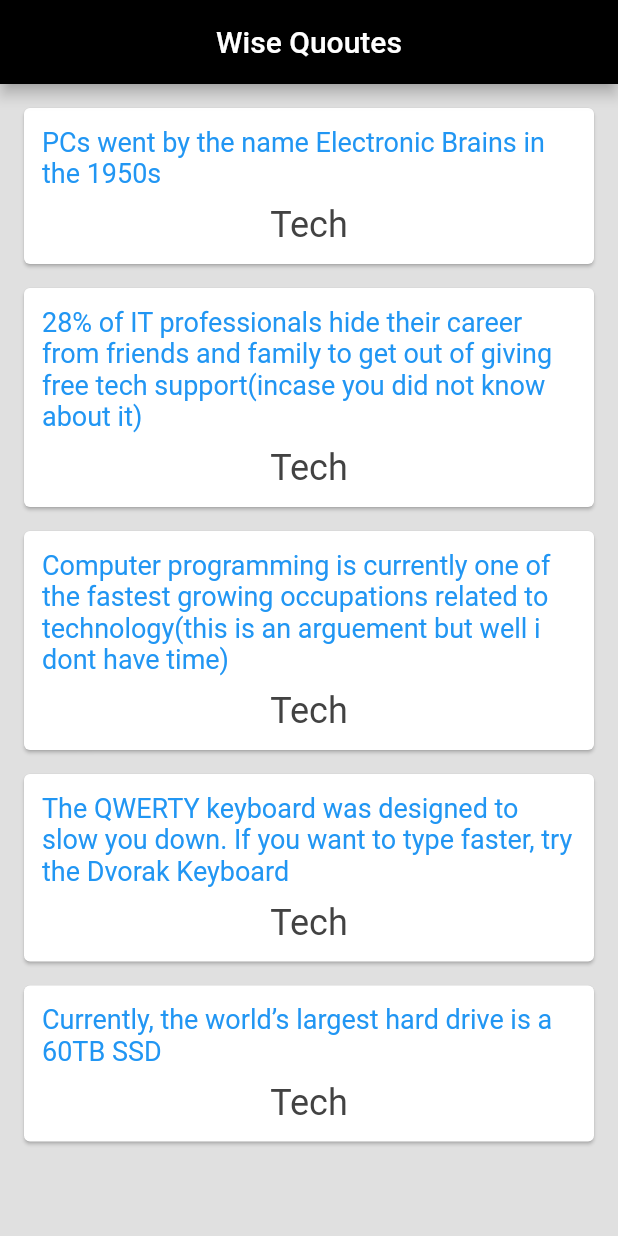
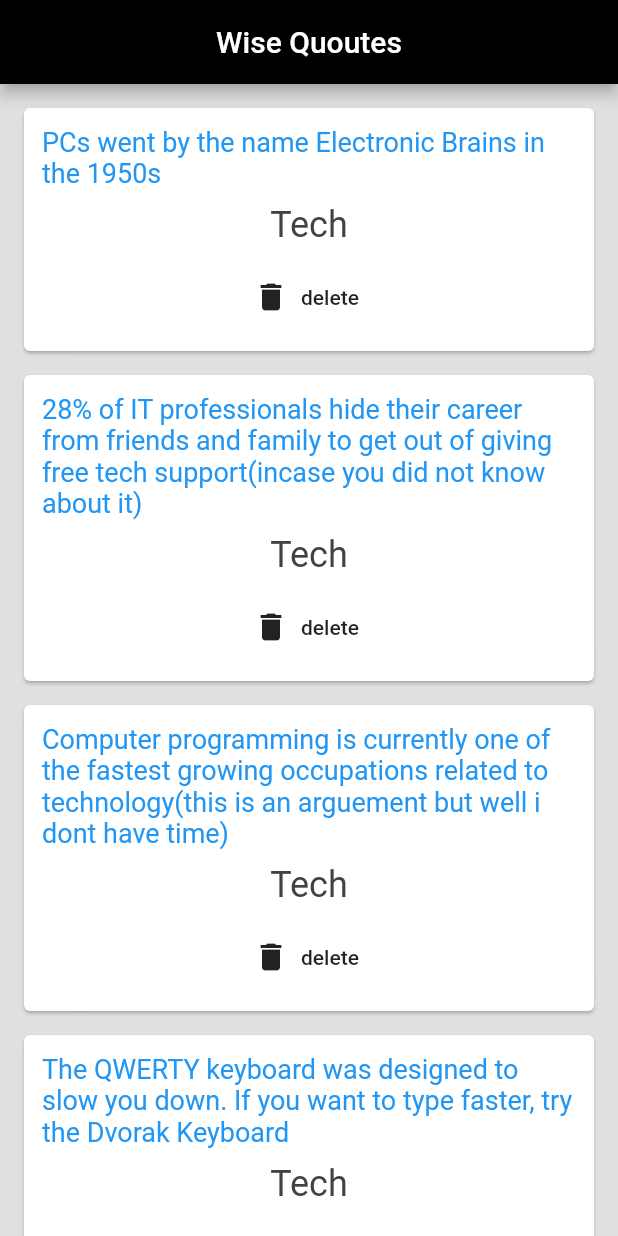
Before and after one commit to k1ycee/data, a Flutter app: the screen it shows after launch, on a phone screen of 412 x 824 dp. Run offline on Flutter 3.47's test engine with Material 2 defaults, Android fonts, the phone set to English and light mode, and no system bars.

Commit message:
overflow error is still there but I added a delete function this has not been a very funny learning curve

```diff
--- a/lib/main.dart
+++ b/lib/main.dart
@@ -31,7 +31,14 @@ class _QuotesState extends State<Quotes> {
         backgroundColor: Colors.black,
       ),
       body: Column(
-        children: quotes.map((quote) => WiseCard(quote:quote)).toList(),
+        children: quotes.map((quote) => WiseCard(
+            quote:quote,
+            delete: (){
+              setState(() {
+                quotes.remove(quote);
+              });
+            }
+        )).toList(),
       ),
     );
   }
--- a/lib/wise_card.dart
+++ b/lib/wise_card.dart
@@ -5,7 +5,8 @@ import 'quote.dart';
 class WiseCard extends StatelessWidget {
 
   final Kwuotes quote;
-  WiseCard({this.quote});
+  final Function delete;
+  WiseCard({this.quote,this.delete});
 
   @override
   Widget build(BuildContext context) {
@@ -32,6 +33,12 @@ class WiseCard extends StatelessWidget {
                     color: Colors.grey[800]
                 ),
               ),
+            ),
+            SizedBox(height: 10.0),
+            FlatButton.icon(
+              label: Text('delete'),
+              icon: Icon(Icons.delete),
+              onPressed: delete,
             )
           ],
         ),
```
